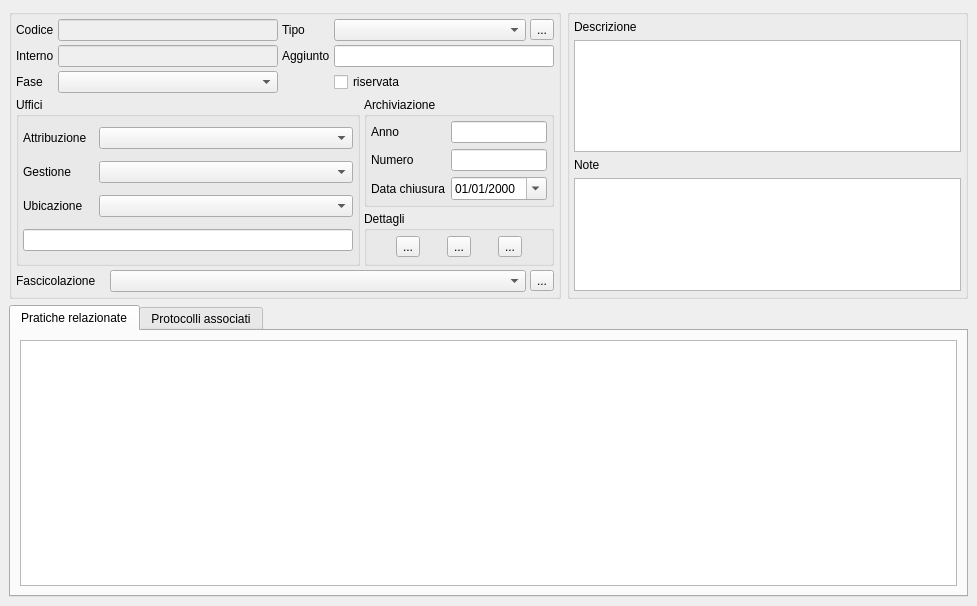
The window that src/com/axiastudio/suite/pratiche/forms/pratica.ui (tizianolattisi/suitegda) describes before a commit, drawn with Qt 5.
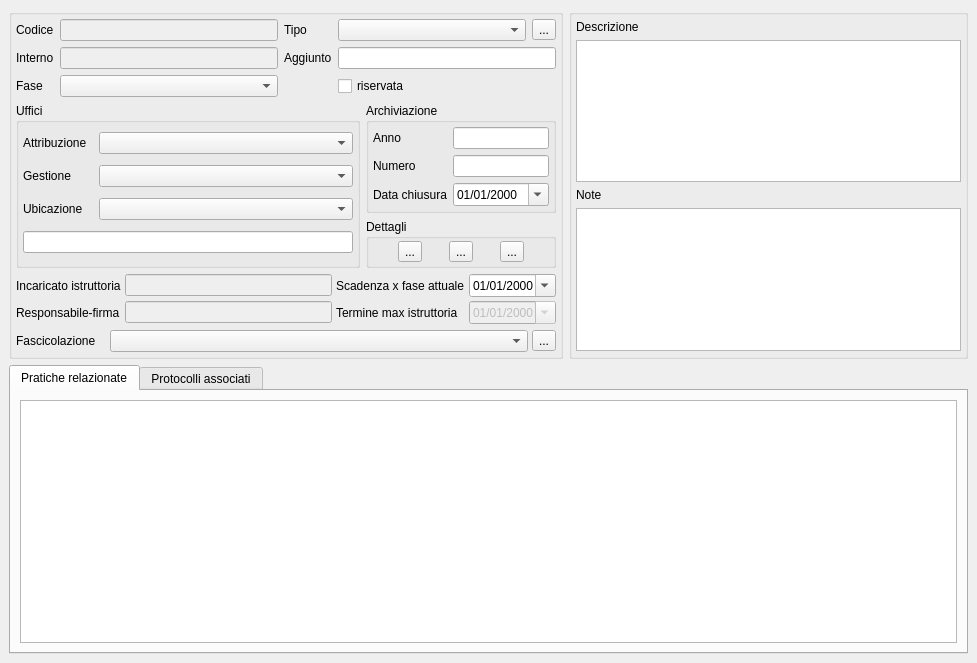
The same window after the commit. Custom widgets are drawn as their Qt base class.

Commit message: Inseriti campi data termine istruttoria e data scadenza + diminuiti margini gridlayout

The edit to the form file:
```diff
--- a/src/com/axiastudio/suite/pratiche/forms/pratica.ui
+++ b/src/com/axiastudio/suite/pratiche/forms/pratica.ui
@@ -7,7 +7,7 @@
     <x>0</x>
     <y>0</y>
     <width>977</width>
-    <height>606</height>
+    <height>663</height>
    </rect>
   </property>
   <property name="windowTitle">
@@ -70,13 +70,13 @@
       <property name="minimumSize">
        <size>
         <width>0</width>
-        <height>290</height>
+        <height>350</height>
        </size>
       </property>
       <property name="maximumSize">
        <size>
         <width>16777215</width>
-        <height>290</height>
+        <height>350</height>
        </size>
       </property>
       <property name="title">
@@ -140,25 +140,22 @@
       <property name="minimumSize">
        <size>
         <width>0</width>
-        <height>290</height>
+        <height>350</height>
        </size>
       </property>
       <property name="maximumSize">
        <size>
         <width>600</width>
-        <height>290</height>
+        <height>350</height>
        </size>
       </property>
       <property name="title">
        <string/>
       </property>
-      <layout class="QGridLayout" name="gridLayout_4">
+      <layout class="QGridLayout" name="gridLayout_6">
        <property name="margin">
         <number>4</number>
        </property>
-       <property name="spacing">
-        <number>4</number>
-       </property>
        <item row="0" column="0" colspan="2">
         <layout class="QGridLayout" name="gridLayout_3">
          <item row="0" column="0">
@@ -520,6 +517,147 @@
         </widget>
        </item>
        <item row="3" column="0" colspan="2">
+        <layout class="QGridLayout" name="gridLayout_4">
+         <property name="spacing">
+          <number>4</number>
+         </property>
+         <item row="0" column="2">
+          <widget class="QLabel" name="label_16">
+           <property name="text">
+            <string>Scadenza x fase attuale</string>
+           </property>
+          </widget>
+         </item>
+         <item row="1" column="1">
+          <widget class="QLineEdit" name="lineEdit_8">
+           <property name="enabled">
+            <bool>false</bool>
+           </property>
+           <property name="maximumSize">
+            <size>
+             <width>16777215</width>
+             <height>16777215</height>
+            </size>
+           </property>
+          </widget>
+         </item>
+         <item row="1" column="2">
+          <widget class="QLabel" name="label_18">
+           <property name="text">
+            <string>Termine max istruttoria</string>
+           </property>
+          </widget>
+         </item>
+         <item row="0" column="1">
+          <widget class="QLineEdit" name="lineEdit_7">
+           <property name="enabled">
+            <bool>false</bool>
+           </property>
+           <property name="maximumSize">
+            <size>
+             <width>16777215</width>
+             <height>16777215</height>
+            </size>
+           </property>
+          </widget>
+         </item>
+         <item row="0" column="0">
+          <widget class="QLabel" name="label_15">
+           <property name="text">
+            <string>Incaricato istruttoria</string>
+           </property>
+          </widget>
+         </item>
+         <item row="1" column="0">
+          <widget class="QLabel" name="label_17">
+           <property name="text">
+            <string>Responsabile-firma</string>
+           </property>
+          </widget>
+         </item>
+         <item row="1" column="3">
+          <widget class="com.axiastudio.pypapi.ui.widgets.PyPaPiDateEdit" name="dateEdit_datatermineistruttoria">
+           <property name="enabled">
+            <bool>false</bool>
+           </property>
+           <property name="sizePolicy">
+            <sizepolicy hsizetype="Minimum" vsizetype="Fixed">
+             <horstretch>0</horstretch>
+             <verstretch>0</verstretch>
+            </sizepolicy>
+           </property>
+           <property name="minimumSize">
+            <size>
+             <width>0</width>
+             <height>0</height>
+            </size>
+           </property>
+           <property name="maximumSize">
+            <size>
+             <width>90</width>
+             <height>16777215</height>
+            </size>
+           </property>
+           <property name="frame">
+            <bool>true</bool>
+           </property>
+           <property name="readOnly">
+            <bool>true</bool>
+           </property>
+           <property name="keyboardTracking">
+            <bool>true</bool>
+           </property>
+           <property name="displayFormat">
+            <string>dd/MM/yyyy</string>
+           </property>
+           <property name="calendarPopup">
+            <bool>true</bool>
+           </property>
+           <property name="column" stdset="0">
+            <string>datatermineistruttoria</string>
+           </property>
+           <property name="export" stdset="0">
+            <bool>true</bool>
+           </property>
+          </widget>
+         </item>
+         <item row="0" column="3">
+          <widget class="com.axiastudio.pypapi.ui.widgets.PyPaPiDateEdit" name="dateEdit_datascadenza">
+           <property name="sizePolicy">
+            <sizepolicy hsizetype="Minimum" vsizetype="Fixed">
+             <horstretch>0</horstretch>
+             <verstretch>0</verstretch>
+            </sizepolicy>
+           </property>
+           <property name="minimumSize">
+            <size>
+             <width>0</width>
+             <height>0</height>
+            </size>
+           </property>
+           <property name="maximumSize">
+            <size>
+             <width>90</width>
+             <height>16777215</height>
+            </size>
+           </property>
+           <property name="displayFormat">
+            <string>dd/MM/yyyy</string>
+           </property>
+           <property name="calendarPopup">
+            <bool>true</bool>
+           </property>
+           <property name="column" stdset="0">
+            <string>datascadenza</string>
+           </property>
+           <property name="export" stdset="0">
+            <bool>true</bool>
+           </property>
+          </widget>
+         </item>
+        </layout>
+       </item>
+       <item row="4" column="0" colspan="2">
         <layout class="QHBoxLayout" name="horizontalLayout_3">
          <property name="spacing">
           <number>4</number>
```
Left out of the diff: 30 changed lines with no effect on the pictures. The commit also changes 1 other file.
